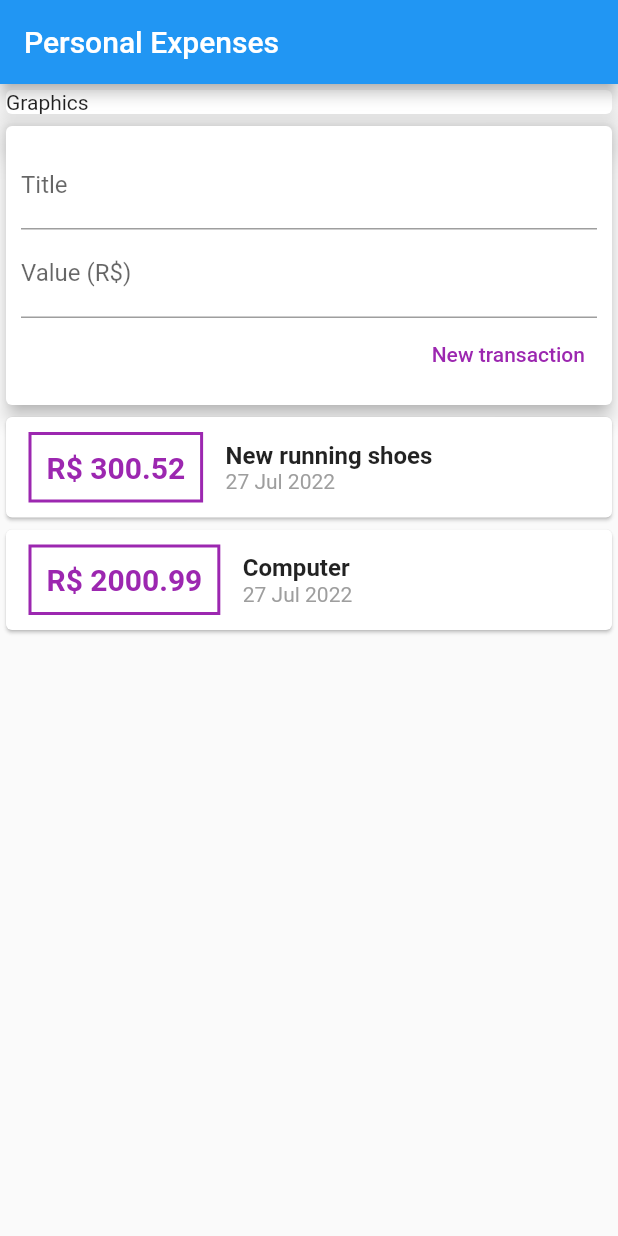
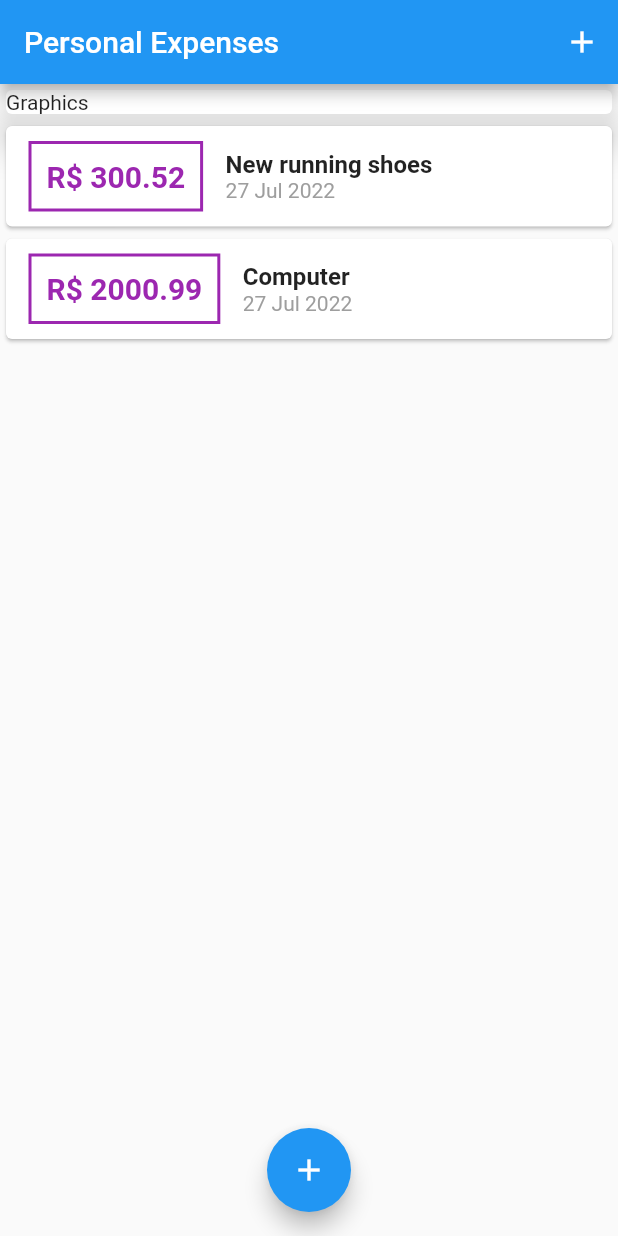
Before and after one commit to FabioFSS/flutter-course, a Flutter app: the screen it shows after launch, on a phone screen of 412 x 824 dp. Run offline on Flutter 3.47's test engine with Material 2 defaults, Android fonts, the phone set to English and light mode, and no system bars.

```diff
--- a/personal_expenses/lib/components/transaction_user.dart
+++ /dev/null
@@ -1,57 +0,0 @@
-import 'dart:math';
-
-import 'package:flutter/material.dart';
-import '../models/transaction.dart';
-import 'transaction_form.dart';
-import 'transaction_list.dart';
-
-class TransactionUser extends StatefulWidget {
-  const TransactionUser({Key? key}) : super(key: key);
-
-  @override
-  State<TransactionUser> createState() => _TransactionUserState();
-}
-
-class _TransactionUserState extends State<TransactionUser> {
-  final _transactions = [
-    Transaction(
-      id: 't1',
-      title: 'New running shoes',
-      value: 300.52,
-      date: DateTime.now(),
-    ),
-    Transaction(
-      id: 't2',
-      title: 'Computer',
-      value: 2000.99,
-      date: DateTime.now(),
-    ),
-  ];
-
-  _addTransaction(String title, double value) {
-    final newTransaction = Transaction(
-      id: Random().nextDouble().toString(),
-      title: title,
-      value: value,
-      date: DateTime.now(),
-    );
-
-    setState(() {
-      _transactions.add(newTransaction);
-    });
-  }
-
-  @override
-  Widget build(BuildContext context) {
-    return Column(
-      children: [
-        TransactionForm(
-          onSubmit: _addTransaction,
-        ),
-        TransactionList(
-          transactions: _transactions,
-        ),
-      ],
-    );
-  }
-}
--- a/personal_expenses/lib/main.dart
+++ b/personal_expenses/lib/main.dart
@@ -1,5 +1,8 @@
+import 'dart:math';
 import 'package:flutter/material.dart';
-import 'package:personal_expenses/components/transaction_user.dart';
+import 'package:personal_expenses/components/transaction_form.dart';
+import 'components/transaction_list.dart';
+import 'models/transaction.dart';
 
 void main() {
   runApp(const ExpensesApp());
@@ -16,27 +19,84 @@ class ExpensesApp extends StatelessWidget {
   }
 }
 
-class HomePage extends StatelessWidget {
+class HomePage extends StatefulWidget {
   const HomePage({Key? key}) : super(key: key);
+
+  @override
+  State<HomePage> createState() => _HomePageState();
+}
+
+class _HomePageState extends State<HomePage> {
+  final _transactions = [
+    Transaction(
+      id: 't1',
+      title: 'New running shoes',
+      value: 300.52,
+      date: DateTime.now(),
+    ),
+    Transaction(
+      id: 't2',
+      title: 'Computer',
+      value: 2000.99,
+      date: DateTime.now(),
+    ),
+  ];
+
+  _addTransaction(String title, double value) {
+    final newTransaction = Transaction(
+      id: Random().nextDouble().toString(),
+      title: title,
+      value: value,
+      date: DateTime.now(),
+    );
+
+    setState(() {
+      _transactions.add(newTransaction);
+    });
+  }
+
+  _openTransactionForm(BuildContext context) {
+    showModalBottomSheet(
+      context: context,
+      builder: (_) {
+        return TransactionForm(
+          onSubmit: _addTransaction,
+        );
+      },
+    );
+  }
 
   @override
   Widget build(BuildContext context) {
     return Scaffold(
       appBar: AppBar(
         title: const Text('Personal Expenses'),
+        actions: [
+          IconButton(
+            onPressed: () => _openTransactionForm(context),
+            icon: const Icon(Icons.add),
+          )
+        ],
       ),
       body: SingleChildScrollView(
         child: Column(
           crossAxisAlignment: CrossAxisAlignment.stretch,
-          children: const [
-            Card(
+          children: [
+            const Card(
               elevation: 10,
               child: Text('Graphics'),
             ),
-            TransactionUser(),
+            TransactionList(
+              transactions: _transactions,
+            ),
           ],
         ),
       ),
+      floatingActionButton: FloatingActionButton(
+        onPressed: () => _openTransactionForm(context),
+        child: const Icon(Icons.add),
+      ),
+      floatingActionButtonLocation: FloatingActionButtonLocation.centerFloat,
     );
   }
 }
```
